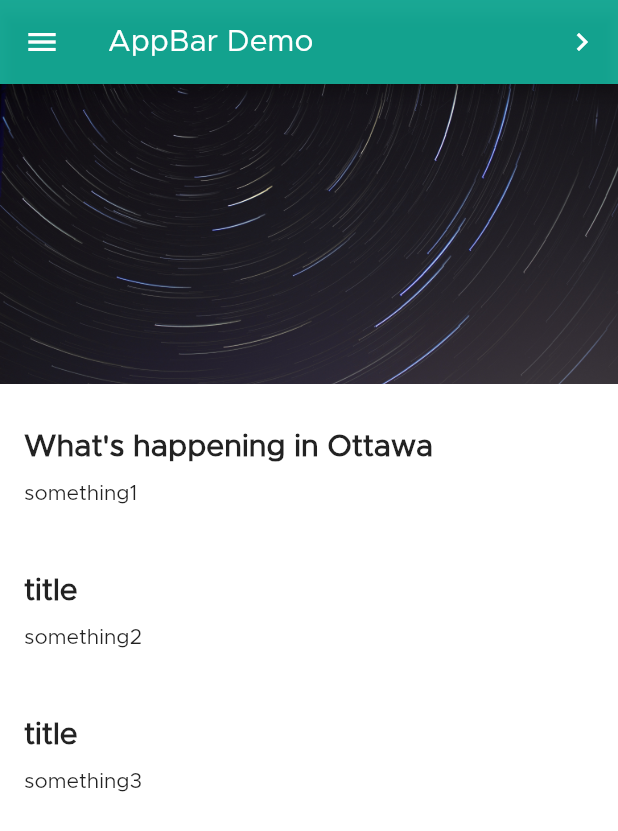
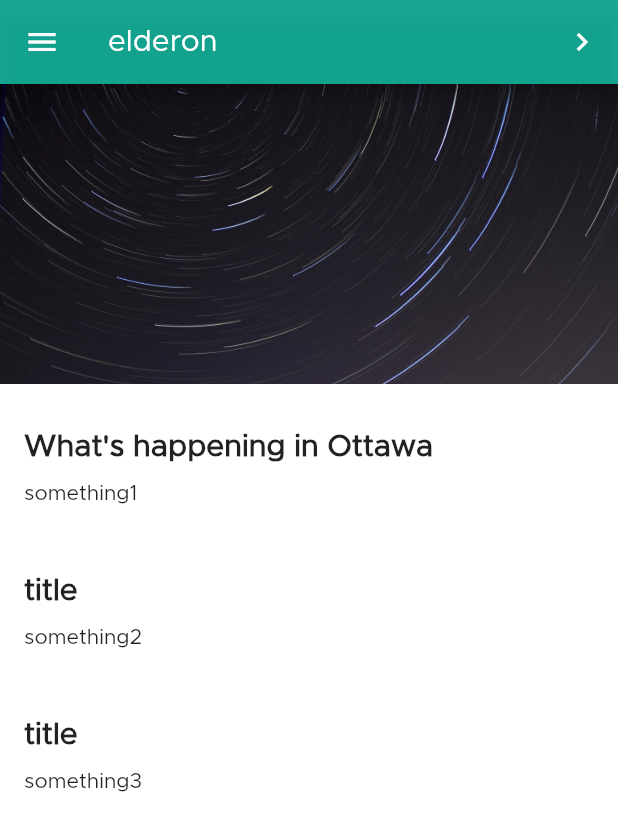
Before and after one commit to wongserena/Android-Studio, a Flutter app: the screen it shows after launch, on a phone screen of 412 x 824 dp. Shown: the top 831 px of the screen. Run offline on Flutter 3.47's test engine with Material 2 defaults, Android fonts, the phone set to English and light mode, and no system bars.

Commit message:
changed title to elderon

```diff
--- a/lib/main.dart
+++ b/lib/main.dart
@@ -14,7 +14,7 @@ class MyApp extends StatelessWidget {
   @override
   Widget build(BuildContext context) {
     return MaterialApp(
-      title: 'title',
+      title: 'elderon',
       home: MyStatelessWidget(),
     );
   }
@@ -27,7 +27,7 @@ class MyStatelessWidget extends StatelessWidget {
       backgroundColor: Color.fromRGBO(255,255,255,1),
       appBar: AppBar(
         title: const Text(
-            'AppBar Demo',
+            'elderon',
             style: TextStyle(
               fontFamily: 'Metropolis',
             )
```
